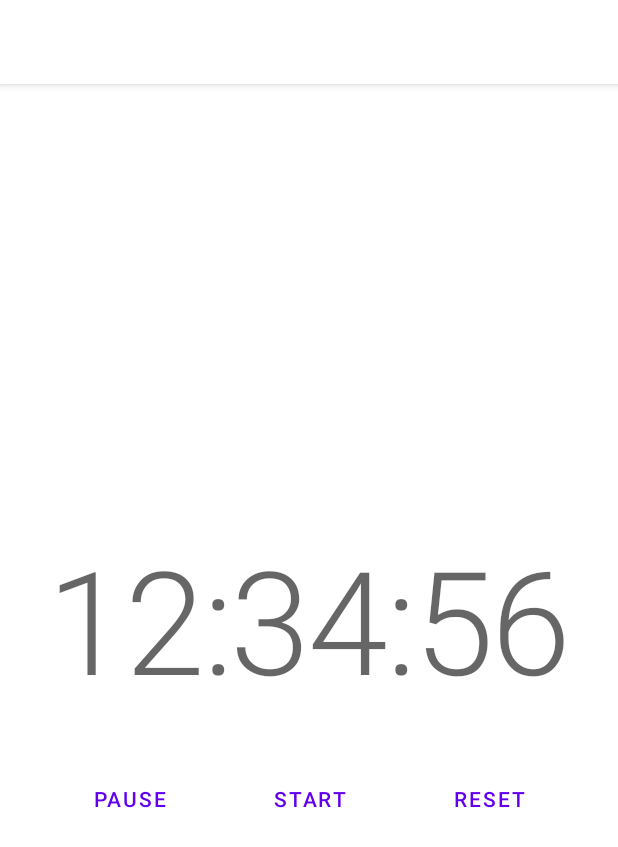
After one commit to csandiego/timesup-android-kotlin, an Android app: the layout fragment_timer.xml on its own in the app's theme, with its tools: preview values and no code run, on a phone screen of 412 x 824 dp. The commit adds this screen. Shown: the top 847 px of the screen. Run offline under Robolectric (Android 15) with nearby library versions, the phone set to English and light mode, and no system bars.

Commit message:
Add timer

```diff
--- a/app/build.gradle
+++ b/app/build.gradle
@@ -16,6 +16,11 @@ android {
         versionCode 1
         versionName "1.0"
         testInstrumentationRunner "com.github.csandiego.timesup.test.TimesUpRunner"
+        javaCompileOptions {
+            annotationProcessorOptions {
+                arguments = ['room.incremental': 'true']
+            }
+        }
     }
     buildTypes {
         debug {
--- a/app/src/main/res/layout/fragment_presets.xml
+++ b/app/src/main/res/layout/fragment_presets.xml
@@ -14,8 +14,7 @@
         <com.google.android.material.appbar.MaterialToolbar
             android:id="@+id/toolbar"
             android:layout_width="match_parent"
-            android:layout_height="wrap_content"
-            app:title="@string/app_name" />
+            android:layout_height="wrap_content" />
 
     </com.google.android.material.appbar.AppBarLayout>
 
--- /dev/null
+++ b/app/src/main/res/layout/fragment_timer.xml
@@ -0,0 +1,103 @@
+<?xml version="1.0" encoding="utf-8"?>
+<layout xmlns:android="http://schemas.android.com/apk/res/android"
+    xmlns:app="http://schemas.android.com/apk/res-auto"
+    xmlns:tools="http://schemas.android.com/tools"
+    tools:context=".timer.TimerFragment">
+
+    <data>
+
+        <variable
+            name="viewModel"
+            type="com.github.csandiego.timesup.timer.TimerViewModel" />
+    </data>
+
+    <androidx.coordinatorlayout.widget.CoordinatorLayout
+        android:layout_width="match_parent"
+        android:layout_height="match_parent"
+        android:animateLayoutChanges="true">
+
+        <com.google.android.material.appbar.AppBarLayout
+            android:layout_width="match_parent"
+            android:layout_height="wrap_content">
+
+            <com.google.android.material.appbar.MaterialToolbar
+                android:id="@+id/toolbar"
+                android:layout_width="match_parent"
+                android:layout_height="wrap_content" />
+        </com.google.android.material.appbar.AppBarLayout>
+
+        <androidx.constraintlayout.widget.ConstraintLayout
+            android:layout_width="match_parent"
+            android:layout_height="match_parent">
+
+            <com.google.android.material.textview.MaterialTextView
+                android:id="@+id/textViewName"
+                android:layout_width="0dp"
+                android:layout_height="wrap_content"
+                android:layout_marginStart="16dp"
+                android:layout_marginEnd="16dp"
+                android:layout_marginBottom="32dp"
+                android:gravity="center"
+                android:text="@{viewModel.preset.name}"
+                android:textAppearance="?attr/textAppearanceHeadline4"
+                app:layout_constraintBottom_toTopOf="@id/textViewTimeLeft"
+                app:layout_constraintEnd_toEndOf="parent"
+                app:layout_constraintStart_toStartOf="parent"
+                tools:text="@tools:sample/lorem[5]" />
+
+            <com.google.android.material.textview.MaterialTextView
+                android:id="@+id/textViewTimeLeft"
+                android:layout_width="0dp"
+                android:layout_height="wrap_content"
+                android:layout_marginStart="16dp"
+                android:layout_marginEnd="16dp"
+                android:gravity="center"
+                android:text="@{viewModel.timeLeft}"
+                android:textAppearance="?attr/textAppearanceHeadline1"
+                app:layout_constraintBottom_toBottomOf="parent"
+                app:layout_constraintEnd_toEndOf="parent"
+                app:layout_constraintStart_toStartOf="parent"
+                app:layout_constraintTop_toTopOf="parent"
+                tools:text="12:34:56" />
+
+            <com.google.android.material.button.MaterialButton
+                android:id="@+id/buttonStart"
+                style="@style/Widget.MaterialComponents.Button.TextButton"
+                android:layout_width="wrap_content"
+                android:layout_height="wrap_content"
+                android:layout_marginTop="32dp"
+                android:enabled="@{viewModel.startButtonEnabled}"
+                android:onClick="@{() -> viewModel.start()}"
+                android:text="@string/button_start"
+                app:layout_constraintEnd_toEndOf="parent"
+                app:layout_constraintStart_toStartOf="parent"
+                app:layout_constraintTop_toBottomOf="@id/textViewTimeLeft" />
+
+            <com.google.android.material.button.MaterialButton
+                android:id="@+id/buttonPause"
+                style="@style/Widget.MaterialComponents.Button.TextButton"
+                android:layout_width="wrap_content"
+                android:layout_height="wrap_content"
+                android:layout_marginTop="32dp"
+                android:layout_marginEnd="32dp"
+                android:enabled="@{viewModel.pauseButtonEnabled}"
+                android:onClick="@{() -> viewModel.pause()}"
+                android:text="@string/button_pause"
+                app:layout_constraintEnd_toStartOf="@+id/buttonStart"
+                app:layout_constraintTop_toBottomOf="@id/textViewTimeLeft" />
+
+            <com.google.android.material.button.MaterialButton
+                android:id="@+id/buttonReset"
+                style="@style/Widget.MaterialComponents.Button.TextButton"
+                android:layout_width="wrap_content"
+                android:layout_height="wrap_content"
+                android:layout_marginStart="32dp"
+                android:layout_marginTop="32dp"
+                android:enabled="@{viewModel.resetButtonEnabled}"
+                android:onClick="@{() -> viewModel.reset()}"
+                android:text="@string/button_reset"
+                app:layout_constraintStart_toEndOf="@+id/buttonStart"
+                app:layout_constraintTop_toBottomOf="@id/textViewTimeLeft" />
+        </androidx.constraintlayout.widget.ConstraintLayout>
+    </androidx.coordinatorlayout.widget.CoordinatorLayout>
+</layout>
--- a/app/src/main/res/values/strings.xml
+++ b/app/src/main/res/values/strings.xml
@@ -7,4 +7,8 @@
     <string name="menu_edit">Edit</string>
     <string name="menu_delete">Delete</string>
     <string name="preset_empty_message">Click the Add button to create a new preset.</string>
+    <string name="button_start">Start</string>
+    <string name="button_pause">Pause</string>
+    <string name="button_reset">Reset</string>
+    <string name="timer_title">Timer</string>
 </resources>
--- a/gradle.properties
+++ b/gradle.properties
@@ -20,3 +20,4 @@ android.useAndroidX=true
 android.enableJetifier=true
 # Kotlin code style for this project: "official" or "obsolete":
 kotlin.code.style=official
+android.databinding.incremental=true
```
Also changed, not shown: app/src/main/java/com/github/csandiego/timesup/dagger/MainActivityModule.kt (+12 -0 lines), app/src/main/java/com/github/csandiego/timesup/presets/PresetsFragment.kt (+19 -13 lines), app/src/main/java/com/github/csandiego/timesup/timer/TimerFragment.kt (added, +41 -0 lines), app/src/main/java/com/github/csandiego/timesup/timer/TimerViewModel.kt (added, +92 -0 lines), app/src/main/res/navigation/main.xml (+14 -3 lines), 2 other files.
